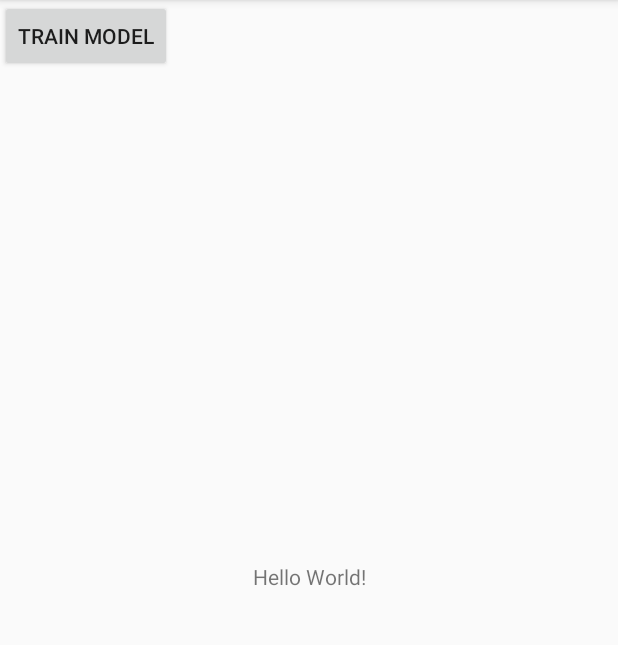
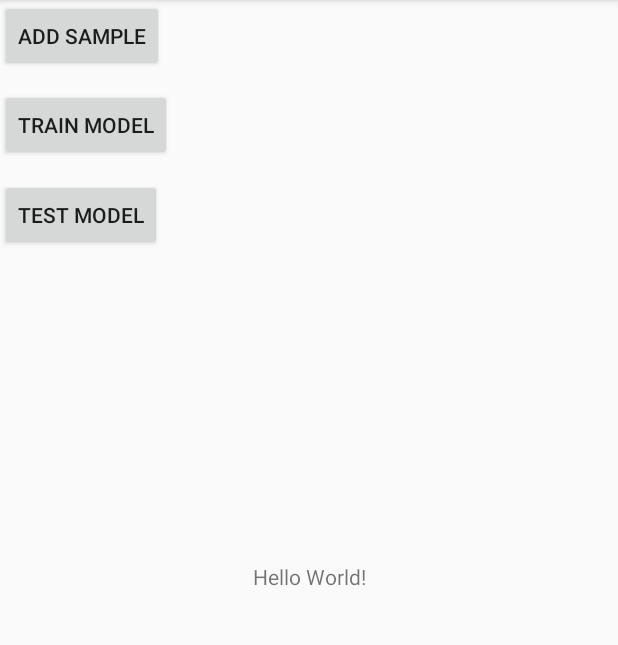
Before and after one commit to radiolarian/cs376, an Android app: the screen it shows after launch (MainActivity), on a phone screen of 412 x 824 dp, the part 84-729 px from its top. Run offline under Robolectric (Android 15) with nearby library versions, the light colour scheme and no system bars; our stand-ins replace Room's generated code; 3 statements that could not run were skipped.

Commit message:
Added training and testing debug functionality. Something is borked at the moment.

```diff
--- a/mobile/src/main/java/com/example/noon/cs376/MainActivity.java
+++ b/mobile/src/main/java/com/example/noon/cs376/MainActivity.java
@@ -32,7 +32,7 @@ public class MainActivity extends AppCompatActivity {
     private AudioRecord _audioRecord;
     private AsyncTask<Void, Void, ParseResult> _task;
     private boolean bound = false;
-    private boolean inTrainingState = false;
+    private boolean inNewSampleRecordingState = false;
 
     MainDatabase db;
     MainDao dao;
@@ -54,24 +54,51 @@ public class MainActivity extends AppCompatActivity {
         // Create Alize client
         alize = new AlizeSpeechRecognizer(getApplicationContext());
 
-        //link the button
-        final Button button = findViewById(R.id.train);
-        button.setOnTouchListener(new View.OnTouchListener() {
+        //link the buttons
+        final Button addSampleButton = findViewById(R.id.add_sample);
+        addSampleButton.setOnTouchListener(new View.OnTouchListener() {
             @Override
             public boolean onTouch(View v, MotionEvent event) {
                 if (event.getAction() == MotionEvent.ACTION_DOWN){
-                    inTrainingState = true;
-                    Log.d("Alize", "Starting training");
+                    inNewSampleRecordingState = true;
+                    Log.d("Alize", "Recording a new sample...");
                     // Do what you want
                     return true;
                 }
                 else if(event.getAction() == MotionEvent.ACTION_UP){
-                    inTrainingState = false;
-                    Log.d("Alize", "Ending training");
+                    inNewSampleRecordingState = false;
+                    Log.d("Alize", "Ending new sample recording");
                     // Do what you want
                     return true;
                 }
 
+                return false;
+            }
+        });
+        final Button trainButton = findViewById(R.id.train);
+        trainButton.setOnTouchListener(new View.OnTouchListener() {
+            @Override
+            public boolean onTouch(View v, MotionEvent event) {
+                if (event.getAction() == MotionEvent.ACTION_DOWN){
+                    Log.d("Alize", "Starting training");
+                    alize.trainModel();
+                    // Do what you want
+                    return true;
+                }
+                return false;
+            }
+        });
+
+        final Button testButton = findViewById(R.id.test_model);
+        trainButton.setOnTouchListener(new View.OnTouchListener() {
+            @Override
+            public boolean onTouch(View v, MotionEvent event) {
+                if (event.getAction() == MotionEvent.ACTION_DOWN){
+                    Log.d("Alize", "Starting training");
+                    alize.testModel();
+                    // Do what you want
+                    return true;
+                }
                 return false;
             }
         });
@@ -166,12 +193,12 @@ public class MainActivity extends AppCompatActivity {
                 bufferReadResult = new Long(_audioRecord.read(buffer, 0, BUFFER_SIZE));
                 if (bufferReadResult > 0)
                 {
-                    if (inTrainingState)
+                    if (inNewSampleRecordingState)
                     {
                         byte[] audioBytes = new byte[2 * BUFFER_SIZE];
                         ByteBuffer.wrap(audioBytes).order(ByteOrder.LITTLE_ENDIAN).asShortBuffer().put(buffer);
-                        alize.trainSpeakerModel(audioBytes);
-                        alize.resetAudio();
+                        alize.addNewAudioSample(audioBytes);
+                        //alize.resetAudio();
                     }
 
                    result = new ParseResult(ParseResult.ParseErrorCodes.SUCCESS, RelativeAudioParser.RMS(buffer));
--- a/mobile/src/main/res/layout/activity_main.xml
+++ b/mobile/src/main/res/layout/activity_main.xml
@@ -5,6 +5,39 @@
     android:layout_width="match_parent"
     android:layout_height="match_parent"
     tools:context="com.example.noon.cs376.MainActivity">
+
+    <RelativeLayout
+        android:layout_width="match_parent"
+        android:layout_height="match_parent">
+
+        <Button
+            android:id="@+id/add_sample"
+            android:layout_width="wrap_content"
+            android:layout_height="wrap_content"
+            android:text="Add Sample"
+            tools:layout_editor_absoluteX="137dp"
+            tools:layout_editor_absoluteY="110dp" />
+
+        <Button
+            android:id="@+id/train"
+            android:layout_width="wrap_content"
+            android:layout_height="wrap_content"
+            android:layout_alignParentStart="true"
+            android:layout_below="@+id/add_sample"
+            android:layout_marginTop="11dp"
+            android:text="Train Model"
+            tools:layout_editor_absoluteX="136dp"
+            tools:layout_editor_absoluteY="166dp" />
+
+        <Button
+            android:id="@+id/test_model"
+            android:layout_width="wrap_content"
+            android:layout_height="wrap_content"
+            android:layout_alignParentStart="true"
+            android:layout_below="@+id/train"
+            android:layout_marginTop="12dp"
+            android:text="Test Model" />
+    </RelativeLayout>
 
     <TextView
         android:layout_width="wrap_content"
@@ -15,12 +48,4 @@
         app:layout_constraintRight_toRightOf="parent"
         app:layout_constraintTop_toTopOf="parent" />
 
-    <Button
-        android:id="@+id/train"
-        android:layout_width="wrap_content"
-        android:layout_height="wrap_content"
-        android:text="Train Model"
-        tools:layout_editor_absoluteX="136dp"
-        tools:layout_editor_absoluteY="166dp" />
-
 </android.support.constraint.ConstraintLayout>
```
Also changed, not shown: mobile/src/main/java/com/example/noon/cs376/AlizeSpeechRecognizer.java (+26 -4 lines).
